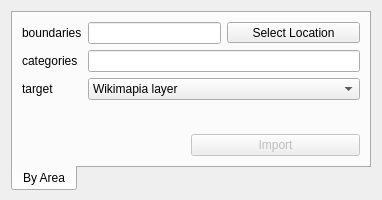
Qt form ui_wikimapia_widget.ui (cybernetlab/qgis_wikimapia) before a commit.
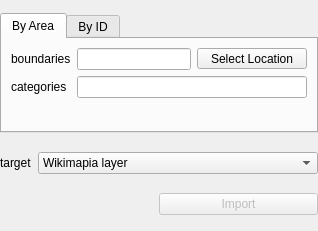
The same form after that commit. The open tabs and pages were chosen to show the change. Icons and pictures are not drawn.

```diff
--- a/ui_wikimapia_widget.ui
+++ b/ui_wikimapia_widget.ui
@@ -1,48 +1,64 @@
 <?xml version="1.0" encoding="UTF-8"?>
 <ui version="4.0">
  <class>WikimapiaWidget</class>
- <widget class="QWidget" name="WikimapiaWidget">
+ <widget class="QDockWidget" name="WikimapiaWidget">
   <property name="geometry">
    <rect>
     <x>0</x>
     <y>0</y>
-    <width>378</width>
-    <height>200</height>
+    <width>318</width>
+    <height>231</height>
    </rect>
   </property>
-  <property name="minimumSize">
-   <size>
-    <width>0</width>
-    <height>200</height>
-   </size>
+  <property name="sizePolicy">
+   <sizepolicy hsizetype="Expanding" vsizetype="Expanding">
+    <horstretch>0</horstretch>
+    <verstretch>0</verstretch>
+   </sizepolicy>
+  </property>
+  <property name="floating">
+   <bool>false</bool>
+  </property>
+  <property name="features">
+   <set>QDockWidget::AllDockWidgetFeatures</set>
   </property>
   <property name="windowTitle">
    <string/>
   </property>
-  <layout class="QHBoxLayout" name="horizontalLayout">
+  <widget class="QWidget" name="widgetContents">
+   <property name="sizePolicy">
+    <sizepolicy hsizetype="Expanding" vsizetype="Expanding">
+     <horstretch>0</horstretch>
+     <verstretch>0</verstretch>
+    </sizepolicy>
+   </property>
+   <layout class="QVBoxLayout" name="verticalLayout">
+    <property name="margin">
+     <number>0</number>
+    </property>
    <item>
     <widget class="QTabWidget" name="tabs">
      <property name="sizePolicy">
-      <sizepolicy hsizetype="Expanding" vsizetype="Expanding">
+       <sizepolicy hsizetype="Expanding" vsizetype="Maximum">
        <horstretch>0</horstretch>
        <verstretch>0</verstretch>
       </sizepolicy>
      </property>
      <property name="minimumSize">
       <size>
-       <width>360</width>
-       <height>180</height>
+        <width>0</width>
+        <height>120</height>
       </size>
      </property>
      <property name="tabPosition">
-      <enum>QTabWidget::South</enum>
+       <enum>QTabWidget::North</enum>
      </property>
      <property name="currentIndex">
       <number>0</number>
      </property>
      <widget class="QWidget" name="areaTab">
       <property name="sizePolicy">
-       <sizepolicy hsizetype="Expanding" vsizetype="Expanding">
+        <sizepolicy hsizetype="Maximum" vsizetype="Maximum">
         <horstretch>0</horstretch>
         <verstretch>0</verstretch>
        </sizepolicy>
@@ -56,37 +72,135 @@
       <attribute name="title">
        <string>By Area</string>
       </attribute>
-      <layout class="QVBoxLayout" name="verticalLayout">
-       <item>
-        <layout class="QFormLayout" name="formLayout">
-         <property name="fieldGrowthPolicy">
-          <enum>QFormLayout::AllNonFixedFieldsGrow</enum>
-         </property>
+       <layout class="QFormLayout" name="areaLayout">
          <item row="0" column="0">
           <widget class="QLabel" name="boundsLabel">
+          <property name="sizePolicy">
+           <sizepolicy hsizetype="Maximum" vsizetype="Preferred">
+            <horstretch>0</horstretch>
+            <verstretch>0</verstretch>
+           </sizepolicy>
+          </property>
            <property name="text">
             <string>boundaries</string>
            </property>
           </widget>
          </item>
+        <item row="0" column="1">
+         <layout class="QHBoxLayout" name="boundariesLayout">
+          <item>
+           <widget class="QLineEdit" name="boundsEdit">
+            <property name="sizePolicy">
+             <sizepolicy hsizetype="Expanding" vsizetype="Fixed">
+              <horstretch>0</horstretch>
+              <verstretch>0</verstretch>
+             </sizepolicy>
+            </property>
+           </widget>
+          </item>
+          <item>
+           <widget class="QToolButton" name="boundsButton">
+            <property name="sizePolicy">
+             <sizepolicy hsizetype="Maximum" vsizetype="Fixed">
+              <horstretch>0</horstretch>
+              <verstretch>0</verstretch>
+             </sizepolicy>
+            </property>
+            <property name="minimumSize">
+             <size>
+              <width>110</width>
+              <height>0</height>
+             </size>
+            </property>
+            <property name="text">
+             <string>Select Location</string>
+            </property>
+            <property name="checkable">
+             <bool>true</bool>
+            </property>
+           </widget>
+          </item>
+         </layout>
+        </item>
          <item row="1" column="0">
           <widget class="QLabel" name="categoriesLabel">
+          <property name="sizePolicy">
+           <sizepolicy hsizetype="Maximum" vsizetype="Preferred">
+            <horstretch>0</horstretch>
+            <verstretch>0</verstretch>
+           </sizepolicy>
+          </property>
            <property name="text">
             <string>categories</string>
            </property>
           </widget>
          </item>
          <item row="1" column="1">
-          <widget class="QLineEdit" name="categoriesEdit"/>
-         </item>
-         <item row="2" column="0">
+         <widget class="QLineEdit" name="categoriesEdit">
+          <property name="sizePolicy">
+           <sizepolicy hsizetype="Expanding" vsizetype="Fixed">
+            <horstretch>0</horstretch>
+            <verstretch>0</verstretch>
+           </sizepolicy>
+          </property>
+         </widget>
+        </item>
+       </layout>
+      </widget>
+      <widget class="QWidget" name="idTab">
+       <property name="sizePolicy">
+        <sizepolicy hsizetype="Maximum" vsizetype="Maximum">
+         <horstretch>0</horstretch>
+         <verstretch>0</verstretch>
+        </sizepolicy>
+       </property>
+       <attribute name="title">
+        <string>By ID</string>
+       </attribute>
+       <layout class="QFormLayout" name="idLayout">
+        <property name="fieldGrowthPolicy">
+         <enum>QFormLayout::AllNonFixedFieldsGrow</enum>
+        </property>
+        <item row="1" column="0">
+         <widget class="QLabel" name="idLabel">
+          <property name="sizePolicy">
+           <sizepolicy hsizetype="Maximum" vsizetype="Preferred">
+            <horstretch>0</horstretch>
+            <verstretch>0</verstretch>
+           </sizepolicy>
+          </property>
+          <property name="text">
+           <string>id</string>
+          </property>
+         </widget>
+        </item>
+        <item row="1" column="1">
+         <widget class="QSpinBox" name="idEdit">
+          <property name="maximum">
+           <number>999999999</number>
+          </property>
+         </widget>
+        </item>
+       </layout>
+      </widget>
+     </widget>
+    </item>
+    <item>
+     <layout class="QHBoxLayout" name="horizontalLayout">
+      <item>
           <widget class="QLabel" name="destLabel">
+        <property name="sizePolicy">
+         <sizepolicy hsizetype="Maximum" vsizetype="Preferred">
+          <horstretch>0</horstretch>
+          <verstretch>0</verstretch>
+         </sizepolicy>
+        </property>
            <property name="text">
             <string>target</string>
            </property>
           </widget>
          </item>
-         <item row="2" column="1">
+      <item>
           <widget class="QComboBox" name="destCombo">
            <property name="sizePolicy">
             <sizepolicy hsizetype="Expanding" vsizetype="Fixed">
@@ -117,37 +231,8 @@
            </item>
           </widget>
          </item>
-         <item row="0" column="1">
-          <layout class="QHBoxLayout" name="horizontalLayout_3">
-           <item>
-            <widget class="QLineEdit" name="boundsEdit"/>
-           </item>
-           <item>
-            <widget class="QToolButton" name="boundsButton">
-             <property name="sizePolicy">
-              <sizepolicy hsizetype="Expanding" vsizetype="Fixed">
-               <horstretch>0</horstretch>
-               <verstretch>0</verstretch>
-              </sizepolicy>
-             </property>
-             <property name="minimumSize">
-              <size>
-               <width>110</width>
-               <height>0</height>
-              </size>
-             </property>
-             <property name="text">
-              <string>Select Location</string>
-             </property>
-             <property name="checkable">
-              <bool>true</bool>
-             </property>
-            </widget>
-           </item>
-          </layout>
-         </item>
-        </layout>
-       </item>
+     </layout>
+    </item>
        <item>
         <layout class="QHBoxLayout" name="horizontalLayout_2">
          <item>
@@ -187,9 +272,6 @@
        </item>
       </layout>
      </widget>
-    </widget>
-   </item>
-  </layout>
  </widget>
  <resources>
   <include location="resources.qrc"/>
```
Left out of the diff: 12 changed lines with no effect on the pictures. Lines whose indentation alone changed are shown as unchanged.
